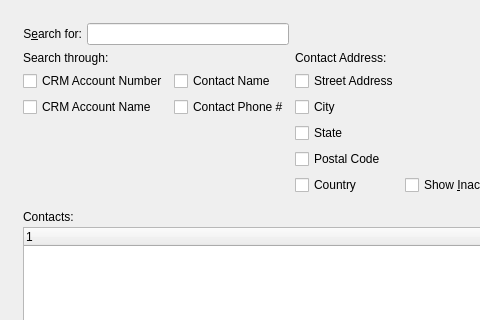
Above: guiclient/searchForContact.ui from Pegasus-RPG/xtuple-client before the change; both pictures show x 0 to 480 and y 0 to 320 of the 800 by 600 pixel window. Below: the same form after it.
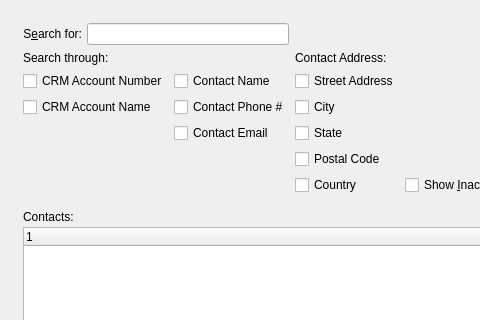
That is the form after the change. Custom widgets are drawn as their Qt base class.

Commit message: issue #8457:  Add email address to search and list.

Patch:
```diff
--- a/guiclient/searchForContact.ui
+++ b/guiclient/searchForContact.ui
@@ -138,6 +138,13 @@
          </property>
         </widget>
        </item>
+       <item row="4" column="1" >
+        <widget class="XCheckBox" name="_searchEmail" >
+         <property name="text" >
+          <string>Contact Email</string>
+         </property>
+        </widget>
+       </item>
       </layout>
      </item>
      <item row="0" column="1" >
```
Left out of the diff: 1 changed line with no effect on the pictures. The commit also changes 1 other file.
